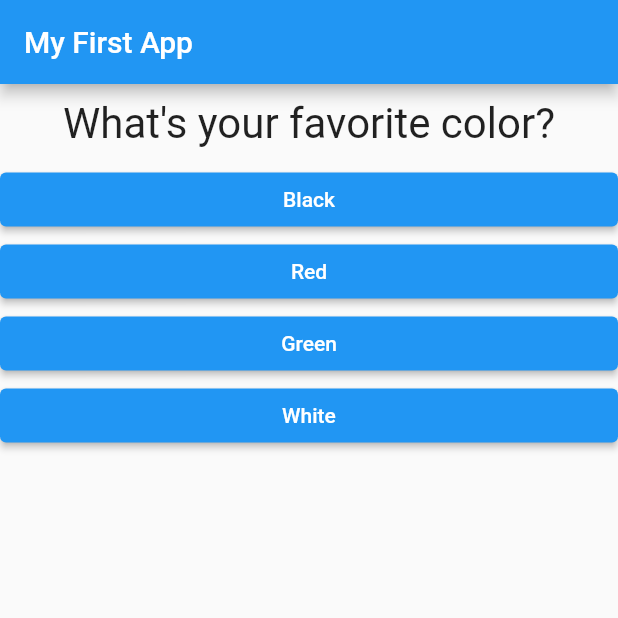
After one commit to yu-s1127/flutter_quiz_app, a Flutter app: the screen it shows after launch, on a phone screen of 412 x 824 dp, the top half of it. The commit adds this screen. Run offline on Flutter 3.47's test engine with Material 2 defaults, Android fonts, the phone set to English and light mode, and no system bars.

Commit message:
コンストラクタなどの記述を簡略化

```diff
--- a/lib/main.dart
+++ b/lib/main.dart
@@ -1,6 +1,5 @@
 import 'package:flutter/material.dart';
-import 'package:flutter_quiz_app/answer.dart';
-import 'package:flutter_quiz_app/question.dart';
+import 'package:flutter_quiz_app/quiz.dart';
 
 void main() => runApp(const QuizApp());
 
@@ -12,7 +11,7 @@ class QuizApp extends StatefulWidget {
 }
 
 class _QuizAppState extends State<QuizApp> {
-  static const List<Map<String, Object>> questions = [
+  static const List<Map<String, Object>> _questions = [
     {
       'questionText': 'What\'s your favorite color?',
       'answers': <String>['Black', 'Red', 'Green', 'White'],
@@ -29,7 +28,7 @@ class _QuizAppState extends State<QuizApp> {
 
   int _questionIndex = 0;
 
-  void answerQuestion() {
+  void _answerQuestion() {
     setState(() {
       _questionIndex = _questionIndex + 1;
     });
@@ -42,29 +41,10 @@ class _QuizAppState extends State<QuizApp> {
         appBar: AppBar(
           title: const Text('My First App'),
         ),
-        body: _questionIndex < questions.length
-            ? Column(
-                children: <Widget>[
-                  Question(
-                      questionText:
-                          questions[_questionIndex]['questionText'].toString()),
-                  Expanded(
-                    child: ListView.builder(
-                      itemCount:
-                          (questions[_questionIndex]['answers'] as List<String>)
-                              .length,
-                      itemBuilder: (BuildContext context, int index) {
-                        var answers = questions[_questionIndex]['answers']
-                            as List<String>;
-                        var answer = answers[index];
-                        return Answer(
-                          selectHandler: answerQuestion,
-                          answerText: answer,
-                        );
-                      },
-                    ),
-                  )
-                ],
+        body: _questionIndex < _questions.length
+            ? Quiz(
+                question: _questions[_questionIndex],
+                answerQuestion: _answerQuestion,
               )
             : const Center(
                 child: Text('No more questions!'),
--- a/lib/question.dart
+++ b/lib/question.dart
@@ -1,11 +1,9 @@
 import 'package:flutter/material.dart';
 
 class Question extends StatelessWidget {
-  late final String _questionText;
+  const Question({Key? key, required this.questionText}) : super(key: key);
 
-  Question({Key? key, required String questionText}) : super(key: key) {
-    _questionText = questionText;
-  }
+  final String questionText;
 
   @override
   Widget build(BuildContext context) {
@@ -13,7 +11,7 @@ class Question extends StatelessWidget {
         width: double.infinity,
         margin: const EdgeInsets.all(10),
         child: Text(
-          _questionText,
+          questionText,
           style: const TextStyle(
             fontSize: 28,
           ),
--- /dev/null
+++ b/lib/quiz.dart
@@ -0,0 +1,33 @@
+import 'package:flutter/material.dart';
+import 'package:flutter_quiz_app/answer.dart';
+import 'package:flutter_quiz_app/question.dart';
+
+class Quiz extends StatelessWidget {
+  const Quiz({Key? key, required this.question, required this.answerQuestion})
+      : super(key: key);
+
+  final Map<String, Object> question;
+  final VoidCallback answerQuestion;
+
+  @override
+  Widget build(BuildContext context) {
+    return Column(
+      children: <Widget>[
+        Question(questionText: question['questionText'].toString()),
+        Expanded(
+          child: ListView.builder(
+            itemCount: (question['answers'] as List<String>).length,
+            itemBuilder: (BuildContext context, int index) {
+              var answers = question['answers'] as List<String>;
+              var answer = answers[index];
+              return Answer(
+                selectHandler: answerQuestion,
+                answerText: answer,
+              );
+            },
+          ),
+        )
+      ],
+    );
+  }
+}
```
